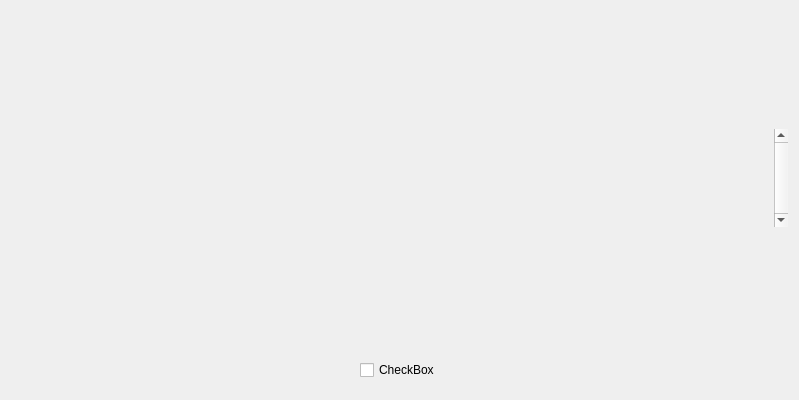
The window that src/modules/license/LicensePage.ui (dagodax/calamares) describes before a commit, drawn with Qt 5.
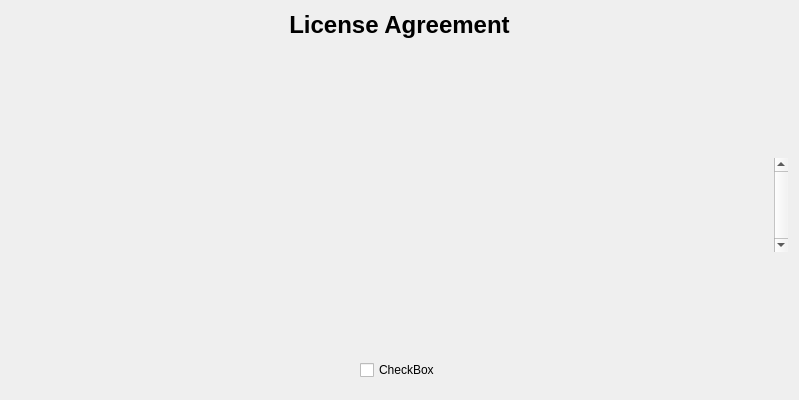
The same window after the commit.

Commit message: merge upstream 3.17.1 adding packagechooser module, possible office suite selection addition tests needed how pasword quality changes are implemented not clear what all needs to be included in unpackfs.conf, kept same entry as before license page now comes with .conf for expanding license view, hopefully custom code no longer needed branding changes only applied in default, check what is needed for KaOS branding

```diff
--- a/src/modules/license/LicensePage.ui
+++ b/src/modules/license/LicensePage.ui
@@ -16,6 +16,16 @@
   <layout class="QHBoxLayout" name="horizontalLayout">
    <item>
     <layout class="QVBoxLayout" name="verticalLayout" stretch="0,0,0,0,0,0">
+     <item>
+      <widget class="QLabel" name="titleLabel">
+       <property name="text">
+        <string>&lt;h1&gt;License Agreement&lt;/h1&gt;</string>
+       </property>
+       <property name="alignment">
+        <set>Qt::AlignCenter</set>
+       </property>
+      </widget>
+     </item>
      <item>
       <widget class="QLabel" name="mainText">
        <property name="sizePolicy">
@@ -30,6 +40,12 @@
        <property name="text">
         <string notr="true">&lt;Calamares license text&gt;</string>
        </property>
+       <property name="alignment">
+        <set>Qt::AlignCenter</set>
+       </property>
+       <property name="wordWrap">
+        <bool>true</bool>
+       </property>
       </widget>
      </item>
      <item>
@@ -47,6 +63,12 @@
      </item>
      <item>
       <widget class="QScrollArea" name="scrollArea">
+       <property name="sizePolicy">
+        <sizepolicy hsizetype="Expanding" vsizetype="Expanding">
+         <horstretch>0</horstretch>
+         <verstretch>0</verstretch>
+        </sizepolicy>
+       </property>
        <property name="frameShape">
         <enum>QFrame::NoFrame</enum>
        </property>
@@ -65,7 +87,7 @@
           <x>0</x>
           <y>0</y>
           <width>765</width>
-          <height>94</height>
+          <height>89</height>
          </rect>
         </property>
         <layout class="QVBoxLayout" name="licenseEntriesLayout"/>
@@ -85,22 +107,6 @@
        </property>
       </spacer>
      </item>
-     <item>
-      <widget class="QLabel" name="additionalText">
-       <property name="sizePolicy">
-        <sizepolicy hsizetype="Preferred" vsizetype="Minimum">
-         <horstretch>0</horstretch>
-         <verstretch>0</verstretch>
-        </sizepolicy>
-       </property>
-       <property name="toolTip">
-        <string notr="true"/>
-       </property>
-       <property name="text">
-        <string notr="true">&lt;additionalText&gt;</string>
-       </property>
-      </widget>
-     </item>
      <item>
       <layout class="QHBoxLayout" name="horizontalLayout_3">
        <property name="spacing">
```
The commit also changes 131 other files.
